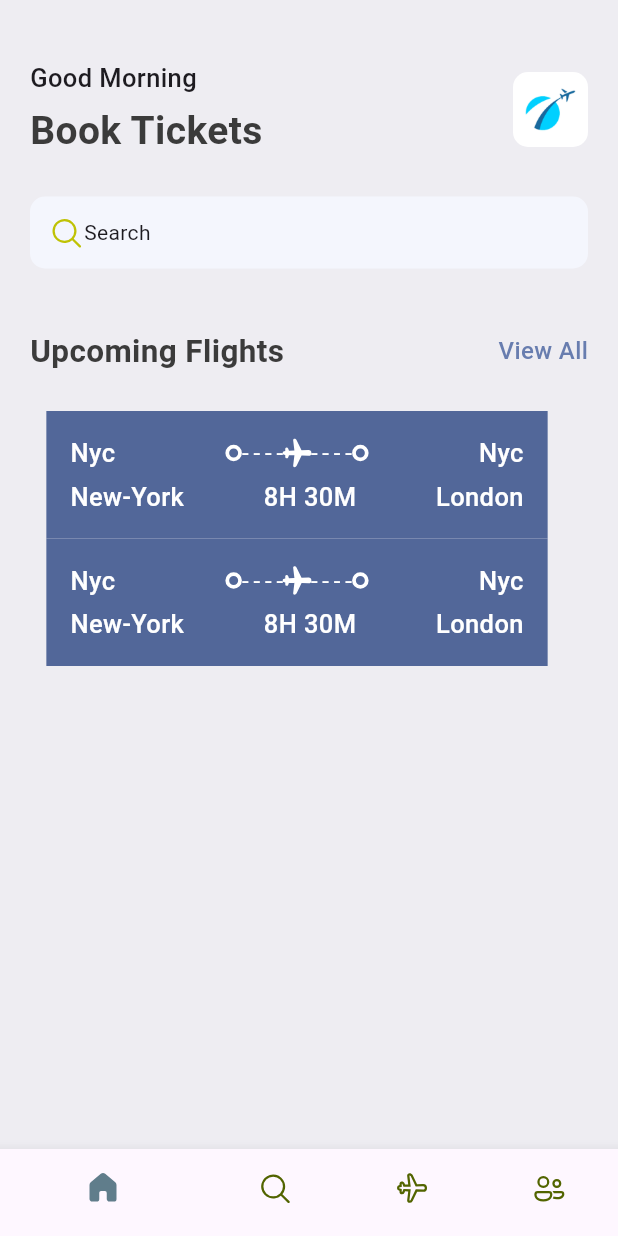
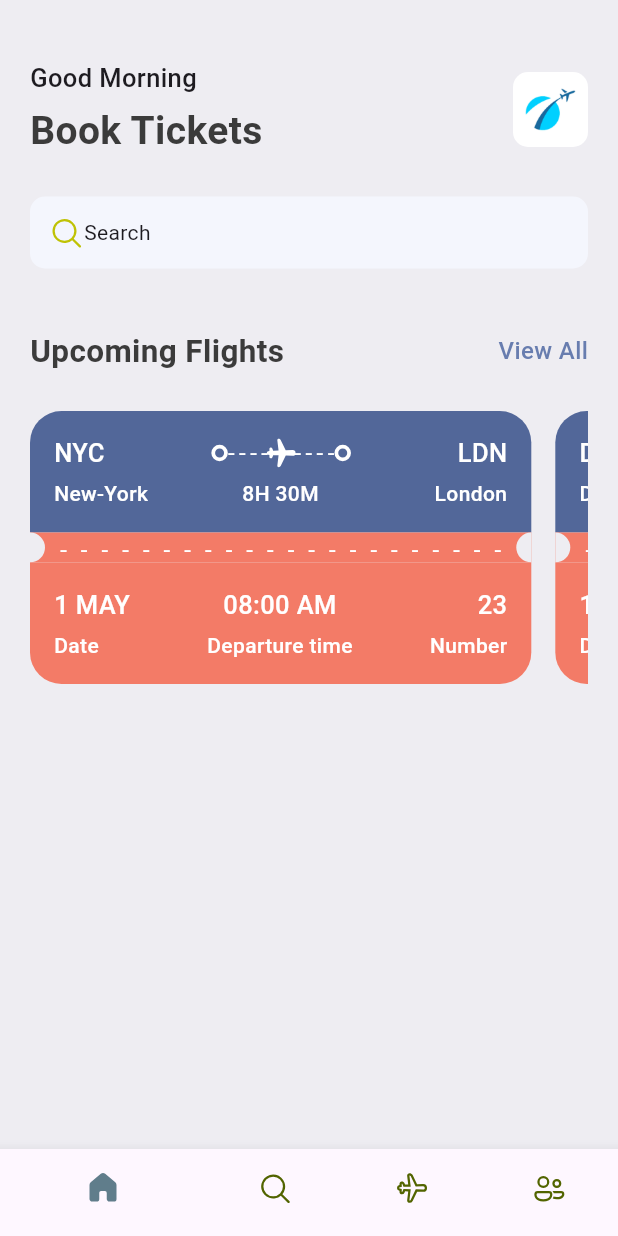
Before and after one commit to DelrosarioRovic/ticket-app, a Flutter app: the screen it shows after launch, on a phone screen of 412 x 824 dp. Run offline on Flutter 3.47's test engine with Material 3 defaults, Android fonts, the phone set to English and light mode, and no system bars; our stand-ins replace fluentui_icons.

Commit message:
fixed ticket card

```diff
--- a/lib/base/res/styles/app_styles.dart
+++ b/lib/base/res/styles/app_styles.dart
@@ -7,6 +7,7 @@ class AppStyles {
   static Color bgColor = Color(0xFFeeedf2);
   static Color textColor = const Color(0xFF3b3b3b);
   static Color ticketBlue = const Color(0xFF526799);
+  static Color ticketOrange = const Color(0xFFF37B67);
 
   static TextStyle textStyle = TextStyle(
     fontSize: 16,
@@ -30,4 +31,10 @@ class AppStyles {
     fontSize: 17,
     fontWeight: FontWeight.w500,
   );
+
+  static TextStyle headlineStyle4 = TextStyle(
+    fontSize: 14,
+    fontWeight: FontWeight.w500,
+    color: textColor
+  );
 }
--- /dev/null
+++ b/lib/base/utils/all_json.dart
@@ -0,0 +1,66 @@
+List<Map<String, dynamic>> hotelList = [
+  {
+    'image': 'one.png',
+    'place': 'Open Space',
+    'destination': 'London',
+    'price': 25
+  },
+  {
+    'image': 'two.png',
+    'place': 'Global Will',
+    'destination': 'London',
+    'price': 40
+  },
+  {
+    'image': 'three.png',
+    'place': 'Tallest Building',
+    'destination': 'Dubai',
+    'price': 68
+  },
+];
+
+
+List<Map<String, dynamic>> ticketList = [
+  {
+    'from': {
+      'code':"NYC",
+      'name':"New-York"
+    },
+    'to': {
+      'code':"LDN",
+      'name':"London"
+    },
+    'flying_time': '8H 30M',
+    'date': "1 MAY",
+    'departure_time':"08:00 AM",
+    "number":23
+  },
+  {
+    'from': {
+      'code':"DK",
+      'name':"Dhaka"
+    },
+    'to': {
+      'code':"SH",
+      'name':"Shanghai"
+    },
+    'flying_time': '4H 20M',
+    'date': "10 MAY",
+    'departure_time':"09:00 AM",
+    "number":45
+  },
+];
+
+// class AppRoutes{
+
+//   static const homePage = "/";
+
+//   static const allTickets = "/all_tickets";
+
+//   static const ticketScreen = "/ticket_screen";
+
+//   static const allHotels = "/all_hotels";
+
+//   static const hotelDetail = "/hotel_detail";
+
+// }
--- /dev/null
+++ b/lib/base/widgets/big_circle.dart
@@ -0,0 +1,26 @@
+import 'package:flutter/material.dart';
+import 'package:ticket_app/base/res/styles/app_styles.dart';
+
+class BigCircle extends StatelessWidget {
+  final bool isLeft;
+  const BigCircle({super.key, required this.isLeft});
+
+  @override
+  Widget build(BuildContext context) {
+    return SizedBox(
+      width: 10,
+      height: 20,
+      child: DecoratedBox(
+        decoration: BoxDecoration(
+            color: AppStyles.bgColor,
+            borderRadius: BorderRadius.only(
+              topRight: isLeft ? Radius.circular(20) : Radius.zero,
+              bottomRight: isLeft ? Radius.circular(20) : Radius.zero,
+              topLeft: !isLeft ? Radius.circular(20) : Radius.zero,
+              bottomLeft: !isLeft ? Radius.circular(20) : Radius.zero,
+            ),
+          ),
+      ),
+    );
+  }
+}
--- a/lib/base/widgets/layout_builder.dart
+++ b/lib/base/widgets/layout_builder.dart
@@ -2,8 +2,9 @@ import 'package:flutter/material.dart';
 
 class AppLayoutBuilder extends StatelessWidget {
   final int spaceAddjustNum;
+  final Color color;
 
-  const AppLayoutBuilder({super.key, required this.spaceAddjustNum});
+  const AppLayoutBuilder({super.key, required this.spaceAddjustNum, required this.color});
 
   @override
   Widget build(BuildContext context) {
@@ -11,7 +12,7 @@ class AppLayoutBuilder extends StatelessWidget {
           int dashCount = (constraints.maxWidth / spaceAddjustNum).floor(); // Adjust spacing
           return Row(
             mainAxisAlignment: MainAxisAlignment.spaceBetween,
-            children: List.generate(dashCount, (index) => Text("-", style: TextStyle(fontSize: 16, color: Colors.white))),
+            children: List.generate(dashCount, (index) => Text("-", style: TextStyle(fontSize: 16, color: color))),
           );
         },
       );
--- a/lib/base/widgets/ticket_card.dart
+++ b/lib/base/widgets/ticket_card.dart
@@ -3,9 +3,13 @@ import 'package:flutter/material.dart';
 import 'package:ticket_app/base/res/styles/app_styles.dart';
 import 'package:ticket_app/base/widgets/big_dot.dart';
 import 'package:ticket_app/base/widgets/layout_builder.dart';
+import 'package:ticket_app/base/widgets/ticket_card_seperator_line.dart';
+import 'package:ticket_app/base/widgets/ticket_card_text_layout.dart';
+import 'package:ticket_app/base/widgets/ticket_card_text_style.dart';
 
 class TicketCard extends StatelessWidget {
-  const TicketCard({super.key});
+  final Map<String, dynamic> ticket;
+  const TicketCard({super.key, required this.ticket});
 
   @override
   Widget build(BuildContext context) {
@@ -13,31 +17,33 @@ class TicketCard extends StatelessWidget {
 
     return SizedBox(
       width: size.width * 0.85,
-      height: 179,
+      height: 200,
       child: Container(
         margin: EdgeInsets.only(right: 16),
         child:  Column(
             children: [
-              //to be continue later
+              //blue part of the ticket
               Container(
-                color: AppStyles.ticketBlue,
                 padding: EdgeInsets.all(16),
+                decoration: BoxDecoration(
+                  color: AppStyles.ticketBlue,
+                  borderRadius: BorderRadius.only(
+                    topLeft: Radius.circular(21),
+                    topRight: Radius.circular(21)
+                  )
+                ),
                 child: Column(
                   children: [
                     Row(
                       children: [
-                        Column(
-                          children: [
-                            Text("Nyc", style: AppStyles.headlineStyle3.copyWith(color: Colors.white))
-                          ],
-                        ),
+                        TicketCardTextStyle(text: ticket["from"]["code"], textAlign: TextAlign.start, textStyle: AppStyles.headlineStyle3),
                         Expanded(child: Container()),
                         BigDot(),
                         Expanded(
                           child: Stack(
                             children: [
                               SizedBox(
-                                child: AppLayoutBuilder(spaceAddjustNum: 7),
+                                child: AppLayoutBuilder(spaceAddjustNum: 7, color: Colors.white),
                               ),
                               Center(child: Icon(FluentSystemIcons.ic_fluent_airplane_filled, color: Colors.white, size: 23)),
                             ],
@@ -45,75 +51,75 @@ class TicketCard extends StatelessWidget {
                         ),
                         BigDot(),
                         Expanded(child: Container()),
-                        Column(
-                          children: [
-                            Text("Nyc", style: AppStyles.headlineStyle3.copyWith(color: Colors.white))
-                          ],
-                        ),
+                        TicketCardTextStyle(text: ticket["to"]["code"], textAlign: TextAlign.end, textStyle: AppStyles.headlineStyle3),
                       ],
                     ),
-                    const SizedBox(height: 5),
+                    SizedBox(height: 5),
                     Row(
                       children: [
-                        Text("New-York", style: AppStyles.headlineStyle3.copyWith(color: Colors.white)),
+                        SizedBox(
+                          width: 100,
+                          child: TicketCardTextStyle(textAlign: TextAlign.start, text: ticket["from"]["name"], textStyle: AppStyles.headlineStyle4)
+                        ),
                         Expanded(child: Container()),
-                        Text("8H 30M", style: AppStyles.headlineStyle3.copyWith(color: Colors.white)),
+                        SizedBox(
+                          width: 100,
+                          child: TicketCardTextStyle(textAlign: TextAlign.center, text: ticket["flying_time"], textStyle: AppStyles.headlineStyle4)
+                        ),
                         Expanded(child: Container()),
-                        Text("London", style: AppStyles.headlineStyle3.copyWith(color: Colors.white)),
+                        SizedBox(
+                          width: 100,
+                          child: TicketCardTextStyle(textAlign: TextAlign.end, text: ticket["to"]["name"], textStyle: AppStyles.headlineStyle4)
+                        ),
                       ],
                     )
                   ],
                 ),
               ),
+              //seperator line
+              SizedBox(
+                height: 20,
+                child: TicketCardSeperatorLine()
+              ),
+              //orange part of the ticket
               Container(
-                color: AppStyles.ticketBlue,
                 padding: EdgeInsets.all(16),
+                decoration: BoxDecoration(
+                  color: AppStyles.ticketOrange,
+                  borderRadius: BorderRadius.only(
+                    bottomLeft: Radius.circular(21),
+                    bottomRight: Radius.circular(21)
+                  )
+                ),
                 child: Column(
                   children: [
                     Row(
                       children: [
-                        Column(
-                          children: [
-                            Text("Nyc", style: AppStyles.headlineStyle3.copyWith(color: Colors.white))
-                          ],
+                        TicketCardTextLayout(
+                          topText: ticket["date"],
+                          bottomText: "Date",
+                          crossAxisAlignment: CrossAxisAlignment.start
                         ),
                         Expanded(child: Container()),
-                        BigDot(),
-                        Expanded(
-                          child: Stack(
-                            children: [
-                              SizedBox(
-                                child: AppLayoutBuilder(spaceAddjustNum: 7),
-                              ),
-                              Center(child: Icon(FluentSystemIcons.ic_fluent_airplane_filled, color: Colors.white, size: 23)),
-                            ],
-                          ),
+                        TicketCardTextLayout(
+                          topText: ticket["departure_time"],
+                          bottomText: "Departure time",
+                          crossAxisAlignment: CrossAxisAlignment.center
                         ),
-                        BigDot(),
                         Expanded(child: Container()),
-                        Column(
-                          children: [
-                            Text("Nyc", style: AppStyles.headlineStyle3.copyWith(color: Colors.white))
-                          ],
-                        ),
+                        TicketCardTextLayout(
+                          topText: ticket["number"].toString(),
+                          bottomText: "Number",
+                          crossAxisAlignment: CrossAxisAlignment.end
+                        )
                       ],
                     ),
-                    const SizedBox(height: 5),
-                    Row(
-                      children: [
-                        Text("New-York", style: AppStyles.headlineStyle3.copyWith(color: Colors.white)),
-                        Expanded(child: Container()),
-                        Text("8H 30M", style: AppStyles.headlineStyle3.copyWith(color: Colors.white)),
-                        Expanded(child: Container()),
-                        Text("London", style: AppStyles.headlineStyle3.copyWith(color: Colors.white)),
-                      ],
-                    )
                   ],
                 ),
               ),
             ],
           ),
         ),
-    );
-  }
+      );
+    }
 }
--- /dev/null
+++ b/lib/base/widgets/ticket_card_seperator_line.dart
@@ -0,0 +1,30 @@
+import 'package:flutter/material.dart';
+import 'package:ticket_app/base/res/styles/app_styles.dart';
+import 'package:ticket_app/base/widgets/big_circle.dart';
+import 'package:ticket_app/base/widgets/layout_builder.dart';
+
+class TicketCardSeperatorLine extends StatelessWidget {
+  const TicketCardSeperatorLine({super.key});
+
+  @override
+  Widget build(BuildContext context) {
+    return Stack(
+      clipBehavior: Clip.none, // Allow overflow outside parent
+      children: [
+        Container(
+          color: AppStyles.ticketOrange,
+          child: Row(
+            spacing: 10,
+            children: [
+              BigCircle(isLeft: true),
+              Expanded(
+                child: AppLayoutBuilder(spaceAddjustNum: 13, color: Colors.white),
+              ),
+              BigCircle(isLeft: false),
+            ],
+          ),
+        ),
+      ],
+    );
+  }
+}
--- /dev/null
+++ b/lib/base/widgets/ticket_card_text_layout.dart
@@ -0,0 +1,27 @@
+import 'package:flutter/material.dart';
+import 'package:ticket_app/base/res/styles/app_styles.dart';
+
+class TicketCardTextLayout extends StatelessWidget {
+  final String topText;
+  final String bottomText;
+  final CrossAxisAlignment crossAxisAlignment;
+
+  const TicketCardTextLayout({
+    super.key,
+    required this.topText,
+    required this.bottomText,
+    required this.crossAxisAlignment
+  });
+
+  @override
+  Widget build(BuildContext context) {
+    return Column(
+      spacing: 5,
+      crossAxisAlignment: crossAxisAlignment,
+      children: [
+        Text(topText, style: AppStyles.headlineStyle3.copyWith(color: Colors.white)),
+        Text(bottomText, style: AppStyles.headlineStyle4.copyWith(color: Colors.white)),
+      ],
+    );
+  }
+}
--- /dev/null
+++ b/lib/base/widgets/ticket_card_text_style.dart
@@ -0,0 +1,19 @@
+import 'package:flutter/material.dart';
+
+class TicketCardTextStyle extends StatelessWidget {
+  final String text;
+  final TextStyle textStyle;
+  final TextAlign textAlign;
+
+  const TicketCardTextStyle({
+    super.key,
+    required this.text,
+    required this.textStyle,
+    required this.textAlign,
+  });
+
+  @override
+  Widget build(BuildContext context) {
+    return Text(text, textAlign: textAlign, style: textStyle.copyWith(color: Colors.white));
+  }
+}
--- a/lib/screens/home_screen.dart
+++ b/lib/screens/home_screen.dart
@@ -2,6 +2,7 @@ import 'package:fluentui_icons/fluentui_icons.dart';
 import 'package:flutter/material.dart';
 import 'package:ticket_app/base/res/media.dart';
 import 'package:ticket_app/base/res/styles/app_styles.dart';
+import 'package:ticket_app/base/utils/all_json.dart';
 import 'package:ticket_app/base/widgets/app_double_text.dart';
 import 'package:ticket_app/base/widgets/ticket_card.dart';
 
@@ -56,9 +57,18 @@ class HomeScreen extends StatelessWidget {
                   )
                 ),
                 const SizedBox(height: 40),
-                AppDoubleText(bigText: "Upcoming Flights", smallText: "View All"),
+                const AppDoubleText(bigText: "Upcoming Flights", smallText: "View All"),
                 const SizedBox(height: 25),
-                TicketCard()
+                SingleChildScrollView(
+                  scrollDirection: Axis.horizontal,
+                  child: Row(
+                    children: ticketList.map((ticket) {
+                      return TicketCard(
+                        ticket: ticket,
+                      );
+                    }).toList()
+                  )
+                )
               ],
             )
           ),
```
